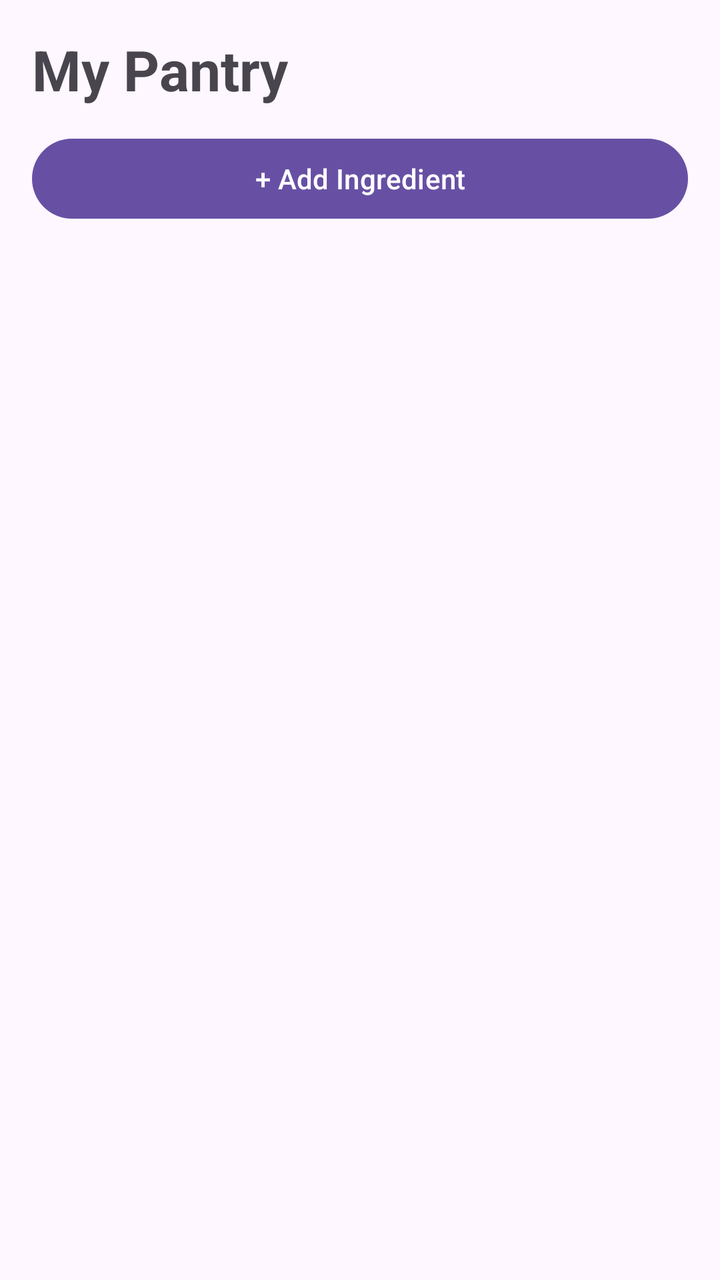
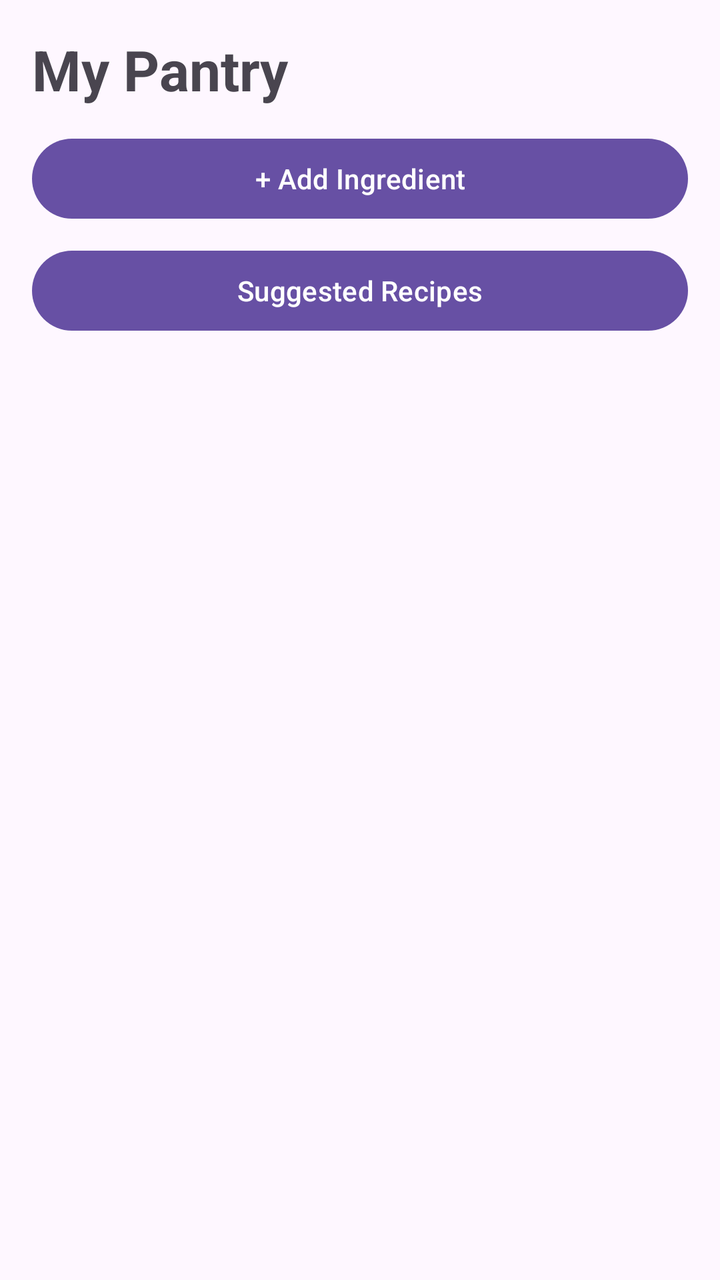

Two renders of the same Android screen: before a commit and after it. Below are the layout's source before the change and the commit's diff.
<!-- AndroidManifest.xml: application theme Theme.SmartPantryManager -->
<!-- res/layout/activity_main.xml -->
<?xml version="1.0" encoding="utf-8"?>
<LinearLayout xmlns:android="http://schemas.android.com/apk/res/android"
    android:layout_width="match_parent"
    android:layout_height="match_parent"
    android:orientation="vertical"
    android:padding="16dp">

    <TextView
        android:id="@+id/tvTitle"
        android:layout_width="match_parent"
        android:layout_height="wrap_content"
        android:text="My Pantry"
        android:textSize="28sp"
        android:textStyle="bold"
        android:paddingBottom="12dp" />

    <Button
        android:id="@+id/btnAddIngredient"
        android:layout_width="match_parent"
        android:layout_height="wrap_content"
        android:text="+ Add Ingredient" />

    <androidx.recyclerview.widget.RecyclerView
        android:id="@+id/recyclerPantry"
        android:layout_width="match_parent"
        android:layout_height="0dp"
        android:layout_weight="1"
        android:layout_marginTop="12dp" />

</LinearLayout>
<!-- resources referenced by this layout -->
<resources>
  <style name="Theme.SmartPantryManager" parent="Base.Theme.SmartPantryManager" />
  <style name="Base.Theme.SmartPantryManager" parent="Theme.Material3.DayNight.NoActionBar">
          
          
      </style>
</resources>

<!-- the commit's change to res/layout/activity_main.xml (unified diff, before → after) -->
@@ -20,6 +20,13 @@
         android:layout_height="wrap_content"
         android:text="+ Add Ingredient" />
 
+    <Button
+        android:id="@+id/btnSuggestedRecipes"
+        android:layout_width="match_parent"
+        android:layout_height="wrap_content"
+        android:layout_marginTop="8dp"
+        android:text="Suggested Recipes" />
+
     <androidx.recyclerview.widget.RecyclerView
         android:id="@+id/recyclerPantry"
         android:layout_width="match_parent"
